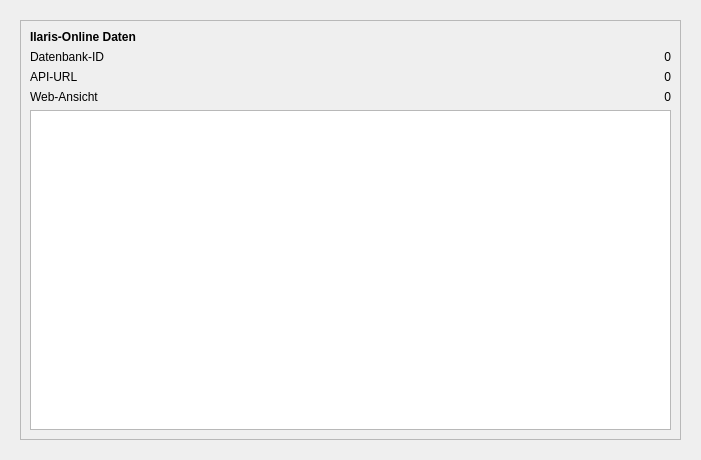
brzGatsu/SephrastoPlugins, file IlarisOnline/UI/Tab.ui: the form before one commit.
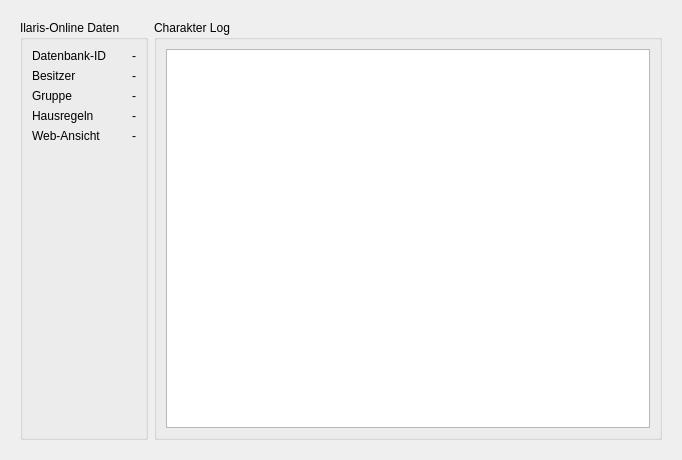
The form after the commit.

Commit message: additional plugin data, updated tab, captial keys

```diff
--- a/IlarisOnline/UI/Tab.ui
+++ b/IlarisOnline/UI/Tab.ui
@@ -6,14 +6,14 @@
    <rect>
     <x>0</x>
     <y>0</y>
-    <width>701</width>
+    <width>682</width>
     <height>460</height>
    </rect>
   </property>
   <property name="windowTitle">
    <string>Form</string>
   </property>
-  <layout class="QGridLayout" name="gridLayout">
+  <layout class="QHBoxLayout" name="horizontalLayout">
    <property name="leftMargin">
     <number>20</number>
    </property>
@@ -26,131 +26,136 @@
    <property name="bottomMargin">
     <number>20</number>
    </property>
-   <item row="1" column="0">
-    <widget class="QSplitter" name="splitter">
-     <property name="orientation">
-      <enum>Qt::Orientation::Horizontal</enum>
+   <item>
+    <widget class="QGroupBox" name="groupBox">
+     <property name="title">
+      <string>Ilaris-Online Daten</string>
      </property>
-     <widget class="QScrollArea" name="scrollArea">
-      <property name="sizePolicy">
-       <sizepolicy hsizetype="Expanding" vsizetype="Expanding">
-        <horstretch>0</horstretch>
-        <verstretch>0</verstretch>
-       </sizepolicy>
-      </property>
-      <property name="minimumSize">
-       <size>
-        <width>0</width>
-        <height>0</height>
-       </size>
-      </property>
-      <property name="maximumSize">
-       <size>
-        <width>16777215</width>
-        <height>16777215</height>
-       </size>
-      </property>
-      <property name="frameShape">
-       <enum>QFrame::Shape::StyledPanel</enum>
-      </property>
-      <property name="midLineWidth">
-       <number>0</number>
-      </property>
-      <property name="widgetResizable">
-       <bool>true</bool>
-      </property>
       <property name="alignment">
-       <set>Qt::AlignmentFlag::AlignLeading|Qt::AlignmentFlag::AlignLeft|Qt::AlignmentFlag::AlignVCenter</set>
-      </property>
-      <widget class="QWidget" name="scrollAreaWidgetContents">
-       <property name="geometry">
-        <rect>
-         <x>0</x>
-         <y>0</y>
-         <width>659</width>
-         <height>418</height>
-        </rect>
-       </property>
-       <layout class="QGridLayout" name="gridLayout_2" columnstretch="0,0">
-        <item row="1" column="1">
-         <widget class="QLabel" name="labelAlias">
+      <set>Qt::AlignmentFlag::AlignLeading|Qt::AlignmentFlag::AlignLeft|Qt::AlignmentFlag::AlignTop</set>
+     </property>
+     <property name="flat">
+      <bool>false</bool>
+     </property>
+     <layout class="QGridLayout" name="gridLayout_3">
+      <item row="1" column="0">
+       <widget class="QLabel" name="label_3">
           <property name="text">
-           <string>0</string>
+         <string>Besitzer</string>
           </property>
           <property name="alignment">
-           <set>Qt::AlignmentFlag::AlignRight|Qt::AlignmentFlag::AlignTrailing|Qt::AlignmentFlag::AlignVCenter</set>
+         <set>Qt::AlignmentFlag::AlignLeading|Qt::AlignmentFlag::AlignLeft|Qt::AlignmentFlag::AlignTop</set>
           </property>
          </widget>
         </item>
-        <item row="2" column="1">
-         <widget class="QLabel" name="labelApiUrl">
+      <item row="2" column="2">
+       <widget class="QLabel" name="labelGruppe">
           <property name="text">
-           <string>0</string>
+         <string>-</string>
           </property>
           <property name="alignment">
            <set>Qt::AlignmentFlag::AlignRight|Qt::AlignmentFlag::AlignTrailing|Qt::AlignmentFlag::AlignVCenter</set>
           </property>
-          <property name="wordWrap">
-           <bool>true</bool>
-          </property>
-         </widget>
-        </item>
-        <item row="1" column="0">
-         <widget class="QLabel" name="label_2">
-          <property name="text">
-           <string>Datenbank-ID</string>
-          </property>
-         </widget>
-        </item>
-        <item row="3" column="1">
-         <widget class="QLabel" name="labelWebUrl">
-          <property name="text">
-           <string>0</string>
-          </property>
-          <property name="alignment">
-           <set>Qt::AlignmentFlag::AlignRight|Qt::AlignmentFlag::AlignTrailing|Qt::AlignmentFlag::AlignVCenter</set>
-          </property>
-         </widget>
-        </item>
-        <item row="3" column="0">
+       </widget>
+      </item>
+      <item row="4" column="0">
          <widget class="QLabel" name="label">
           <property name="text">
            <string>Web-Ansicht</string>
           </property>
          </widget>
         </item>
+      <item row="4" column="2">
+       <widget class="QLabel" name="labelUrl">
+        <property name="text">
+         <string>-</string>
+        </property>
+        <property name="alignment">
+         <set>Qt::AlignmentFlag::AlignRight|Qt::AlignmentFlag::AlignTrailing|Qt::AlignmentFlag::AlignVCenter</set>
+        </property>
+       </widget>
+      </item>
+      <item row="0" column="0">
+       <widget class="QLabel" name="label_2">
+        <property name="text">
+         <string>Datenbank-ID</string>
+        </property>
+       </widget>
+      </item>
+      <item row="1" column="2">
+       <widget class="QLabel" name="labelBesitzer">
+        <property name="text">
+         <string>-</string>
+        </property>
+        <property name="alignment">
+         <set>Qt::AlignmentFlag::AlignRight|Qt::AlignmentFlag::AlignTrailing|Qt::AlignmentFlag::AlignVCenter</set>
+        </property>
+        <property name="wordWrap">
+         <bool>true</bool>
+        </property>
+       </widget>
+      </item>
+      <item row="5" column="0">
+       <spacer name="verticalSpacer">
+        <property name="orientation">
+         <enum>Qt::Orientation::Vertical</enum>
+        </property>
+        <property name="sizeHint" stdset="0">
+         <size>
+          <width>20</width>
+          <height>40</height>
+         </size>
+        </property>
+       </spacer>
+      </item>
+      <item row="0" column="2">
+       <widget class="QLabel" name="labelId">
+        <property name="text">
+         <string>-</string>
+        </property>
+        <property name="alignment">
+         <set>Qt::AlignmentFlag::AlignRight|Qt::AlignmentFlag::AlignTrailing|Qt::AlignmentFlag::AlignVCenter</set>
+        </property>
+       </widget>
+      </item>
         <item row="2" column="0">
-         <widget class="QLabel" name="label_3">
+       <widget class="QLabel" name="label_4">
           <property name="text">
-           <string>API-URL</string>
+         <string>Gruppe</string>
+        </property>
+       </widget>
+      </item>
+      <item row="3" column="0">
+       <widget class="QLabel" name="label_5">
+        <property name="text">
+         <string>Hausregeln</string>
+        </property>
+       </widget>
+      </item>
+      <item row="3" column="2">
+       <widget class="QLabel" name="labelHausregel">
+        <property name="text">
+         <string>-</string>
           </property>
           <property name="alignment">
-           <set>Qt::AlignmentFlag::AlignLeading|Qt::AlignmentFlag::AlignLeft|Qt::AlignmentFlag::AlignTop</set>
+         <set>Qt::AlignmentFlag::AlignRight|Qt::AlignmentFlag::AlignTrailing|Qt::AlignmentFlag::AlignVCenter</set>
           </property>
          </widget>
         </item>
-        <item row="0" column="0" colspan="2">
-         <widget class="QLabel" name="labelTitelDetail">
-          <property name="font">
-           <font>
-            <bold>true</bold>
-           </font>
-          </property>
-          <property name="text">
-           <string>Ilaris-Online Daten</string>
-          </property>
-          <property name="class" stdset="0">
-           <string>h4</string>
-          </property>
-         </widget>
-        </item>
-        <item row="4" column="0" colspan="2">
+     </layout>
+    </widget>
+   </item>
+   <item>
+    <widget class="QGroupBox" name="groupBox_2">
+     <property name="title">
+      <string>Charakter Log</string>
+     </property>
+     <layout class="QVBoxLayout" name="verticalLayout">
+      <item>
          <widget class="QTextBrowser" name="plainText"/>
         </item>
        </layout>
       </widget>
-     </widget>
-    </widget>
    </item>
   </layout>
  </widget>
```
Left out of the diff: 3 changed lines with no effect on the pictures. Lines whose indentation alone changed are shown as unchanged. The commit also changes 3 other files.
